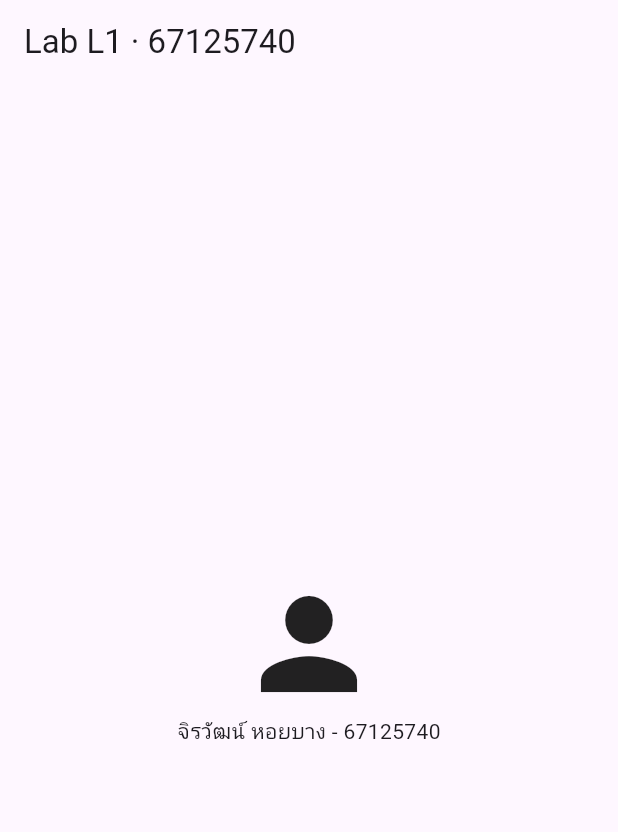
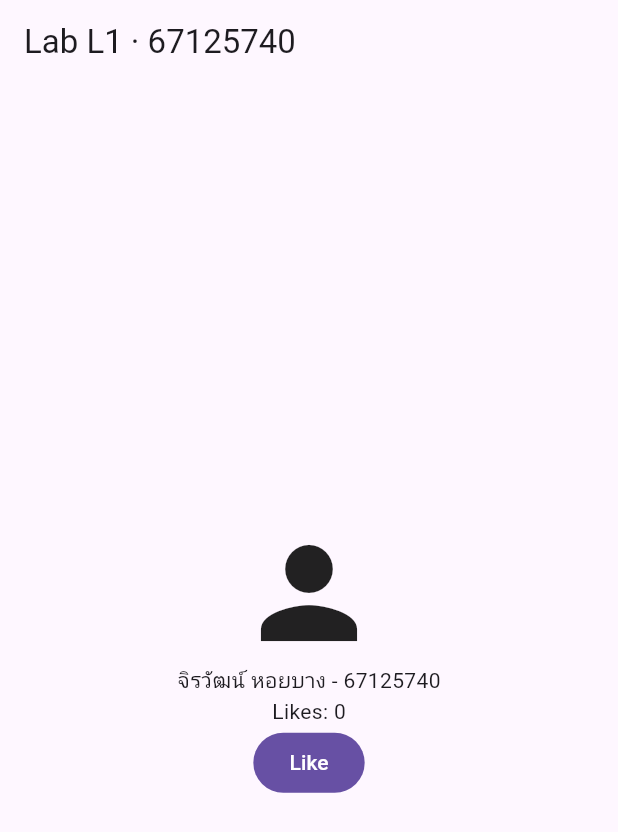
Before and after one commit to jirawathoybang/lab01_profile, a Flutter app: the screen it shows after launch, on a phone screen of 412 x 824 dp. Shown: the top 832 px of the screen. Run offline on Flutter 3.47's test engine with Material 3 defaults, Android fonts, the phone set to English and light mode, and no system bars.

Commit message:
Add like counter with setState

```diff
--- a/lib/main.dart
+++ b/lib/main.dart
@@ -4,19 +4,33 @@ void main() => runApp(
       const MaterialApp(home: HomePage()),
     );
 
-class HomePage extends StatelessWidget {
+class HomePage extends StatefulWidget {
   const HomePage({super.key});
 
   @override
+  State<HomePage> createState() => _HomePageState();
+}
+
+class _HomePageState extends State<HomePage> {
+  int _likes = 0;
+
+  void _like() => setState(() => _likes++);
+
+  @override
   Widget build(BuildContext context) {
-        return Scaffold(
+    return Scaffold(
       appBar: AppBar(title: const Text('Lab L1 · 67125740')),
-      body: const Center(
+      body: Center(
         child: Column(
           mainAxisSize: MainAxisSize.min,
           children: [
-            Icon(Icons.person, size: 96),
-            Text('จิรวัฒน์ หอยบาง - 67125740'),
+            const Icon(Icons.person, size: 96),
+            const Text('จิรวัฒน์ หอยบาง - 67125740'),
+            Text('Likes: $_likes'),
+            FilledButton(
+              onPressed: _like,
+              child: const Text('Like'),
+            ),
           ],
         ),
       ),
```
